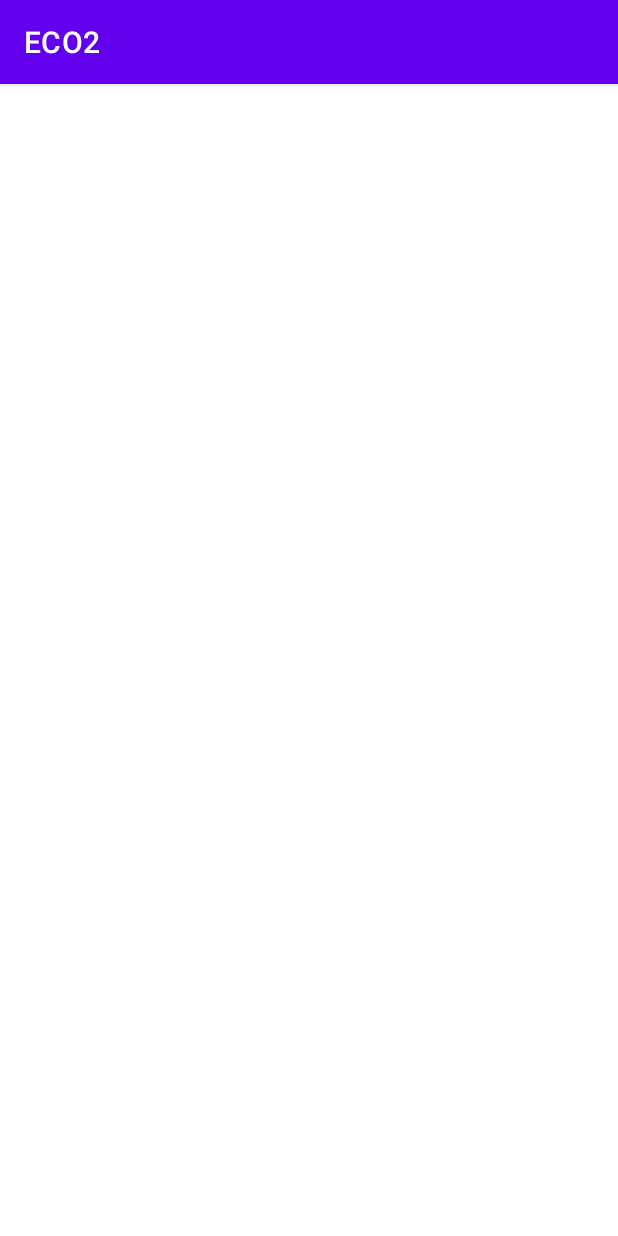
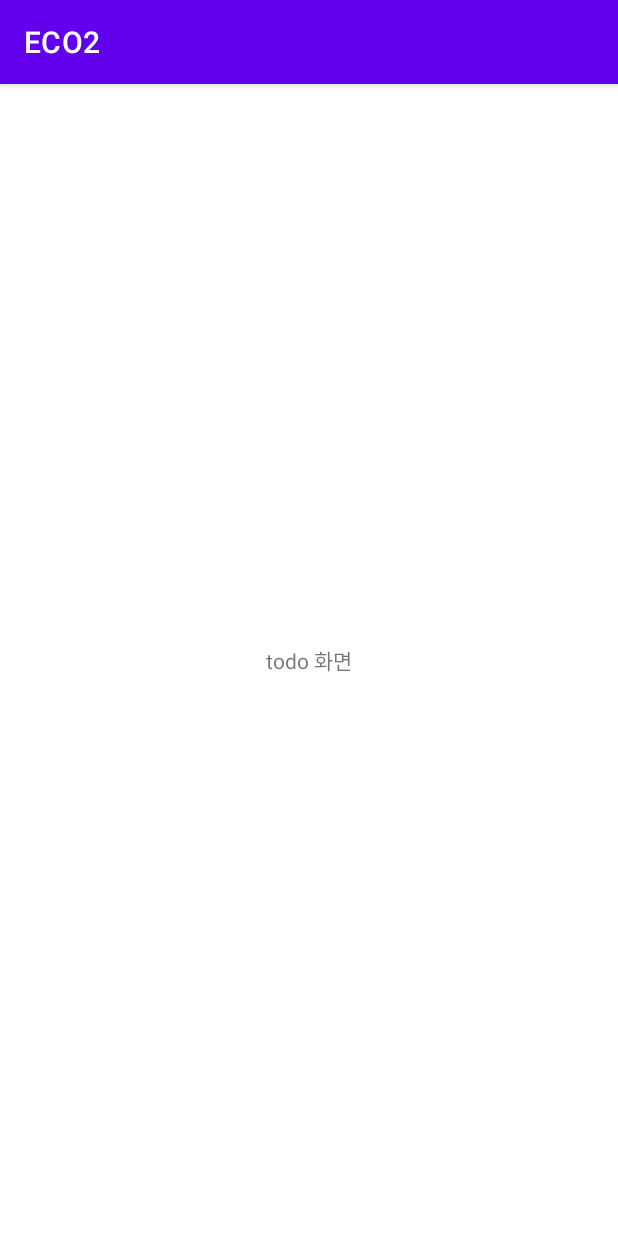
Before and after one commit to SeoHyeRyeong/ECO2, an Android app: the toDo screen opened directly, with no data from a screen before it, on a phone screen of 412 x 824 dp. Run offline under Robolectric (Android 15) with nearby library versions, the phone set to English and light mode, and no system bars.

Commit message:
1. todo, home, news 위치 수정 2. todo 버튼 화면 전환 구현

```diff
--- a/app/src/main/res/layout/activity_to_do.xml
+++ b/app/src/main/res/layout/activity_to_do.xml
@@ -6,4 +6,13 @@
     android:layout_height="match_parent"
     tools:context=".toDo">
 
+    <TextView
+        android:id="@+id/textView"
+        android:layout_width="wrap_content"
+        android:layout_height="wrap_content"
+        android:text="todo 화면"
+        app:layout_constraintBottom_toBottomOf="parent"
+        app:layout_constraintEnd_toEndOf="parent"
+        app:layout_constraintStart_toStartOf="parent"
+        app:layout_constraintTop_toTopOf="parent" />
 </androidx.constraintlayout.widget.ConstraintLayout>
```
Also changed, not shown: app/src/main/java/com/example/eco2/MainActivity.kt (+11 -0 lines), app/src/main/res/layout/activity_main.xml (+8 -8 lines).
